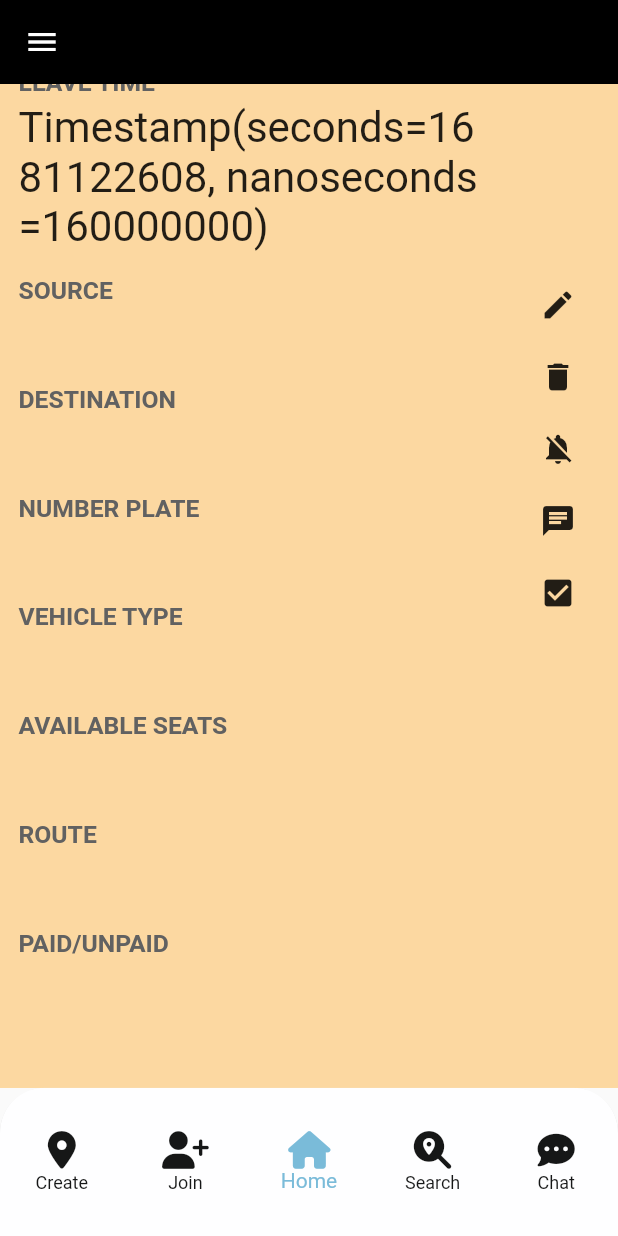
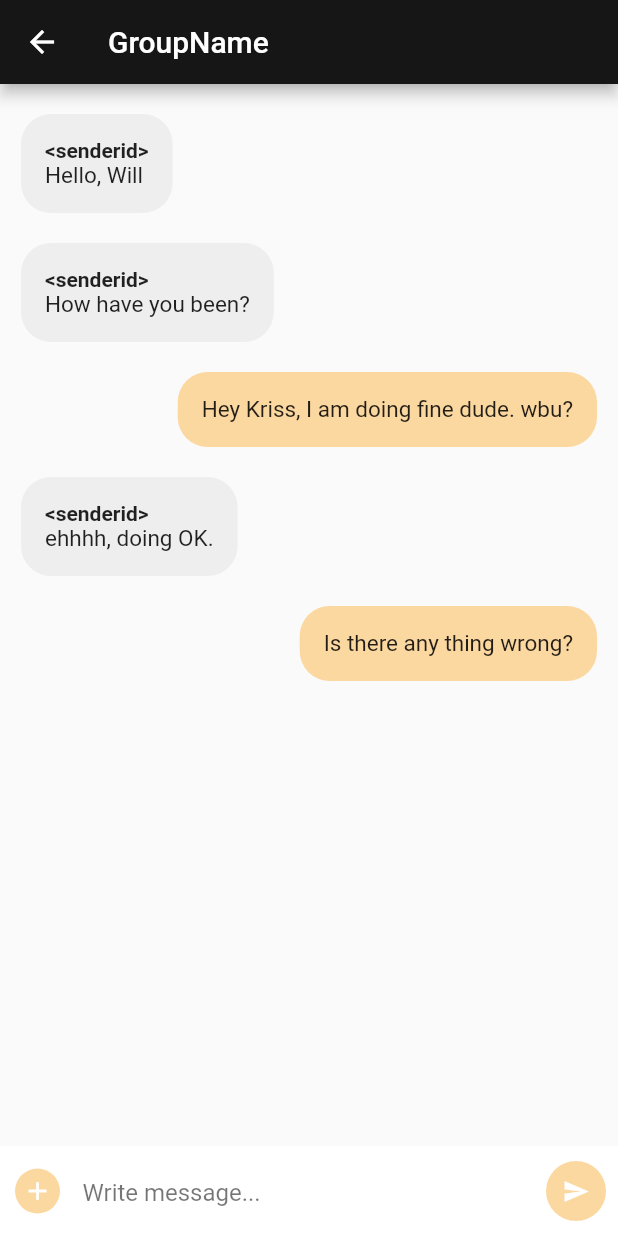
Before and after one commit to smart-transport0/LocalST, a Flutter app: the ListedJourneyDetails screen opened directly with empty values, scrolled down 182 dp, after a tap on the "chat" icon, on a phone screen of 412 x 824 dp. Run offline on Flutter 3.47's test engine with Material 2 defaults, Android fonts, the light colour scheme and no system bars; our stand-ins replace cloud_firestore, firebase_auth, firebase_core, firebase_database, fl_chart, font_awesome_flutter and 1 more; missing offline and left inert: encrypt; accounts and stored records are empty; statements that could not run were skipped.

Commit message:
Added connectivity to realtime database and started chat functionality.

```diff
--- /dev/null
+++ b/local_st/lib/Chat/chat_detail_page.dart
@@ -0,0 +1,9 @@
+import 'chat_message_model.dart';
+
+List<ChatMessage> messages = [
+    ChatMessage(messageContent: "Hello, Will", messageType: "receiver"),
+    ChatMessage(messageContent: "How have you been?", messageType: "receiver"),
+    ChatMessage(messageContent: "Hey Kriss, I am doing fine dude. wbu?", messageType: "sender"),
+    ChatMessage(messageContent: "ehhhh, doing OK.", messageType: "receiver"),
+    ChatMessage(messageContent: "Is there any thing wrong?", messageType: "sender"),
+  ];
--- /dev/null
+++ b/local_st/lib/Chat/chat_message_model.dart
@@ -0,0 +1,5 @@
+class ChatMessage{
+  String messageContent;
+  String messageType;
+  ChatMessage({required this.messageContent, required this.messageType});
+}
--- /dev/null
+++ b/local_st/lib/Chat/group_chat.dart
@@ -0,0 +1,120 @@
+import 'package:flutter/material.dart';
+import 'package:local_st/Reusable/colors.dart';
+import 'chat_detail_page.dart';
+
+class GroupChatUI extends StatefulWidget {
+  const GroupChatUI({Key? key}) : super(key: key);
+  @override
+  State<GroupChatUI> createState() => _GroupChatUIState();
+}
+
+class _GroupChatUIState extends State<GroupChatUI> {
+  @override
+  Widget build(BuildContext context) {
+    return Scaffold(
+      appBar: AppBar(
+          title: Text('GroupName'), backgroundColor: MyColorScheme.darkColor),
+      body: Stack(
+        children: <Widget>[
+          ListView.builder(
+            itemCount: messages.length,
+            shrinkWrap: true,
+            padding: const EdgeInsets.only(top: 10, bottom: 10),
+            physics: const NeverScrollableScrollPhysics(),
+            itemBuilder: (context, index) {
+              return Container(
+                padding: const EdgeInsets.only(
+                    left: 14, right: 14, top: 10, bottom: 10),
+                child: Align(
+                  alignment: (messages[index].messageType == "receiver"
+                      ? Alignment.topLeft
+                      : Alignment.topRight),
+                  child: Container(
+                    decoration: BoxDecoration(
+                      borderRadius: BorderRadius.circular(20),
+                      color: (messages[index].messageType == "receiver"
+                          ? Colors.grey.shade200
+                          : MyColorScheme.bgColor),
+                    ),
+                    padding: const EdgeInsets.all(16),
+                    child: (messages[index].messageType == "receiver")
+                        ? Column(
+                            crossAxisAlignment: CrossAxisAlignment.start,
+                            children: [
+                                const Text('<senderid>',
+                                    style:
+                                        TextStyle(fontWeight: FontWeight.bold)),
+                                Text(
+                                  messages[index].messageContent,
+                                  style: const TextStyle(fontSize: 15),
+                                ),
+                              ])
+                        : Text(
+                            messages[index].messageContent,
+                            style: const TextStyle(fontSize: 15),
+                          ),
+                  ),
+                ),
+              );
+            },
+          ),
+          Align(
+            alignment: Alignment.bottomLeft,
+            child: Container(
+              padding: const EdgeInsets.only(left: 10, bottom: 10, top: 10),
+              height: 60,
+              width: double.infinity,
+              color: Colors.white,
+              child: Row(
+                children: <Widget>[
+                  GestureDetector(
+                    onTap: () {},
+                    child: Container(
+                      height: 30,
+                      width: 30,
+                      decoration: BoxDecoration(
+                        color: MyColorScheme.bgColor,
+                        borderRadius: BorderRadius.circular(30),
+                      ),
+                      child: const Icon(
+                        Icons.add,
+                        color: Colors.white,
+                        size: 20,
+                      ),
+                    ),
+                  ),
+                  const SizedBox(
+                    width: 15,
+                  ),
+                  const Expanded(
+                    child: TextField(
+                      decoration: InputDecoration(
+                          hintText: "Write message...",
+                          hintStyle: TextStyle(color: Colors.black54),
+                          border: InputBorder.none),
+                    ),
+                  ),
+                  const SizedBox(
+                    width: 15,
+                  ),
+                  FloatingActionButton(
+                    onPressed: () {
+                      //insert message to database here code
+                    },
+                    child: const Icon(
+                      Icons.send,
+                      color: Colors.white,
+                      size: 18,
+                    ),
+                    backgroundColor: MyColorScheme.bgColor,
+                    elevation: 0,
+                  ),
+                ],
+              ),
+            ),
+          ),
+        ],
+      ),
+    );
+  }
+}
--- a/local_st/lib/General/listed_journey_details.dart
+++ b/local_st/lib/General/listed_journey_details.dart
@@ -1,6 +1,8 @@
 import 'package:cloud_firestore/cloud_firestore.dart';
 import 'package:flutter/material.dart';
 import 'package:font_awesome_flutter/font_awesome_flutter.dart';
+import 'package:local_st/Chat/group_chat.dart';
+import 'package:local_st/Data-Services/realtimeDatabaseOperations.dart';
 import 'package:local_st/Reusable/bottom_navigation_bar.dart';
 import 'package:local_st/Reusable/colors.dart';
 import 'package:local_st/Reusable/loading.dart';
@@ -9,7 +11,8 @@ import 'package:shared_preferences/shared_preferences.dart';
 
 class ListedJourneyDetails extends StatefulWidget {
   final String journeyID;
-  const ListedJourneyDetails({Key? key, required this.journeyID}) : super(key: key);
+  const ListedJourneyDetails({Key? key, required this.journeyID})
+      : super(key: key);
   @override
   State<ListedJourneyDetails> createState() => _ListedJourneyDetailsState();
 }
@@ -57,8 +60,7 @@ class _ListedJourneyDetailsState extends State<ListedJourneyDetails> {
                           Expanded(
                               flex: 4,
                               child: Column(
-                                  crossAxisAlignment:
-                                      CrossAxisAlignment.start,
+                                  crossAxisAlignment: CrossAxisAlignment.start,
                                   children: <Widget>[
                                     Padding(
                                         padding: EdgeInsets.fromLTRB(
@@ -67,8 +69,7 @@ class _ListedJourneyDetailsState extends State<ListedJourneyDetails> {
                                             style: TextStyle(
                                                 color: Colors.grey[700],
                                                 fontSize: h * 0.02,
-                                                fontWeight:
-                                                    FontWeight.bold))),
+                                                fontWeight: FontWeight.bold))),
                                     Padding(
                                         padding: EdgeInsets.fromLTRB(
                                             0.0, 0.0, 0.0, h * 0.02),
@@ -83,8 +84,7 @@ class _ListedJourneyDetailsState extends State<ListedJourneyDetails> {
                                             style: TextStyle(
                                                 color: Colors.grey[700],
                                                 fontSize: h * 0.02,
-                                                fontWeight:
-                                                    FontWeight.bold))),
+                                                fontWeight: FontWeight.bold))),
                                     Padding(
                                         padding: EdgeInsets.fromLTRB(
                                             0.0, 0.0, 0.0, h * 0.02),
@@ -98,8 +98,7 @@ class _ListedJourneyDetailsState extends State<ListedJourneyDetails> {
                                             style: TextStyle(
                                                 color: Colors.grey[700],
                                                 fontSize: h * 0.02,
-                                                fontWeight:
-                                                    FontWeight.bold))),
+                                                fontWeight: FontWeight.bold))),
                                     Padding(
                                         padding: EdgeInsets.fromLTRB(
                                             0.0, 0.0, 0.0, h * 0.02),
@@ -113,8 +112,7 @@ class _ListedJourneyDetailsState extends State<ListedJourneyDetails> {
                                             style: TextStyle(
                                                 color: Colors.grey[700],
                                                 fontSize: h * 0.02,
-                                                fontWeight:
-                                                    FontWeight.bold))),
+                                                fontWeight: FontWeight.bold))),
                                     Padding(
                                         padding: EdgeInsets.fromLTRB(
                                             0.0, 0.0, 0.0, h * 0.02),
@@ -128,8 +126,7 @@ class _ListedJourneyDetailsState extends State<ListedJourneyDetails> {
                                             style: TextStyle(
                                                 color: Colors.grey[700],
                                                 fontSize: h * 0.02,
-                                                fontWeight:
-                                                    FontWeight.bold))),
+                                                fontWeight: FontWeight.bold))),
                                     Padding(
                                         padding: EdgeInsets.fromLTRB(
                                             0.0, 0.0, 0.0, h * 0.02),
@@ -143,8 +140,7 @@ class _ListedJourneyDetailsState extends State<ListedJourneyDetails> {
                                             style: TextStyle(
                                                 color: Colors.grey[700],
                                                 fontSize: h * 0.02,
-                                                fontWeight:
-                                                    FontWeight.bold))),
+                                                fontWeight: FontWeight.bold))),
                                     Padding(
                                         padding: EdgeInsets.fromLTRB(
                                             0.0, 0.0, 0.0, h * 0.02),
@@ -158,8 +154,7 @@ class _ListedJourneyDetailsState extends State<ListedJourneyDetails> {
                                             style: TextStyle(
                                                 color: Colors.grey[700],
                                                 fontSize: h * 0.02,
-                                                fontWeight:
-                                                    FontWeight.bold))),
+                                                fontWeight: FontWeight.bold))),
                                     Padding(
                                         padding: EdgeInsets.fromLTRB(
                                             0.0, 0.0, 0.0, h * 0.02),
@@ -173,8 +168,7 @@ class _ListedJourneyDetailsState extends State<ListedJourneyDetails> {
                                             style: TextStyle(
                                                 color: Colors.grey[700],
                                                 fontSize: h * 0.02,
-                                                fontWeight:
-                                                    FontWeight.bold))),
+                                                fontWeight: FontWeight.bold))),
                                     Padding(
                                         padding: EdgeInsets.fromLTRB(
                                             0.0, 0.0, 0.0, h * 0.02),
@@ -188,8 +182,7 @@ class _ListedJourneyDetailsState extends State<ListedJourneyDetails> {
                                             style: TextStyle(
                                                 color: Colors.grey[700],
                                                 fontSize: h * 0.02,
-                                                fontWeight:
-                                                    FontWeight.bold))),
+                                                fontWeight: FontWeight.bold))),
                                     Padding(
                                         padding: EdgeInsets.fromLTRB(
                                             0.0, 0.0, 0.0, h * 0.02),
@@ -211,8 +204,7 @@ class _ListedJourneyDetailsState extends State<ListedJourneyDetails> {
                                         Padding(
                                             padding: EdgeInsets.fromLTRB(
                                                 0.0, 0.0, 0.0, h * 0.02),
-                                            child: Text(
-                                                '${journeyDetails[8]}',
+                                            child: Text('${journeyDetails[8]}',
                                                 style: TextStyle(
                                                     fontSize: h * 0.025)))
                                       ]),
@@ -229,10 +221,15 @@ class _ListedJourneyDetailsState extends State<ListedJourneyDetails> {
                                     icon: const FaIcon(Icons.delete)),
                                 IconButton(
                                     onPressed: () {},
-                                    icon: const FaIcon(
-                                        Icons.notifications_off)),
+                                    icon:
+                                        const FaIcon(Icons.notifications_off)),
                                 IconButton(
-                                    onPressed: () {},
+                                    onPressed: () {
+                                      Navigator.of(context).push(
+                                          MaterialPageRoute(
+                                              builder: (context) =>
+                                                  const GroupChatUI()));
+                                    },
                                     icon: const FaIcon(Icons.chat)),
                                 IconButton(
                                     onPressed: () {},
@@ -379,14 +376,15 @@ class _ListedJourneyDetailsState extends State<ListedJourneyDetails> {
         .collection('TransporterList')
         .doc(widget.journeyID)
         .get();
-    if (data['IsJourneyAvailable']){
+    if (data['IsJourneyAvailable']) {
       await FirebaseFirestore.instance
           .collection('TransporterList')
           .doc(widget.journeyID)
           .update({
         'PendingRequestsCount': data['PendingRequestsCount'] - 1,
         'AcceptedRequestsCount': data['AcceptedRequestsCount'] + 1,
-      'IsJourneyAvailable': data['AcceptedRequestsCount'] + 1 < data['AvailableSeats']
+        'IsJourneyAvailable':
+            data['AcceptedRequestsCount'] + 1 < data['AvailableSeats']
       });
       await FirebaseFirestore.instance
           .collection('TransporterList')
@@ -394,6 +392,10 @@ class _ListedJourneyDetailsState extends State<ListedJourneyDetails> {
           .collection('ActiveRequests')
           .doc(userID)
           .delete();
+      RealTimeDatabase rdb = RealTimeDatabase();
+      await rdb.updateDataIntoRTDB(
+          "Chat/" + widget.journeyID + "/Members/" + userID,
+          {"UserName": fullName});
       setState(() {
         initial();
       });
```
Also changed, not shown: local_st/lib/Admin/request_details.dart (+31 -10 lines), local_st/lib/Chat/chat.dart (added, +108 -0 lines), local_st/lib/Data-Services/realtimeDatabaseOperations.dart (added, +25 -0 lines), local_st/lib/General/joined_journey_details.dart (+31 -35 lines), local_st/lib/General/joined_journeys.dart (+13 -20 lines), local_st/lib/General/start_new_journey.dart (+34 -6 lines), local_st/pubspec.yaml (+5 -3 lines), local_st/pubspec.lock, 2 other files. Lines whose indentation alone changed are shown as unchanged.
